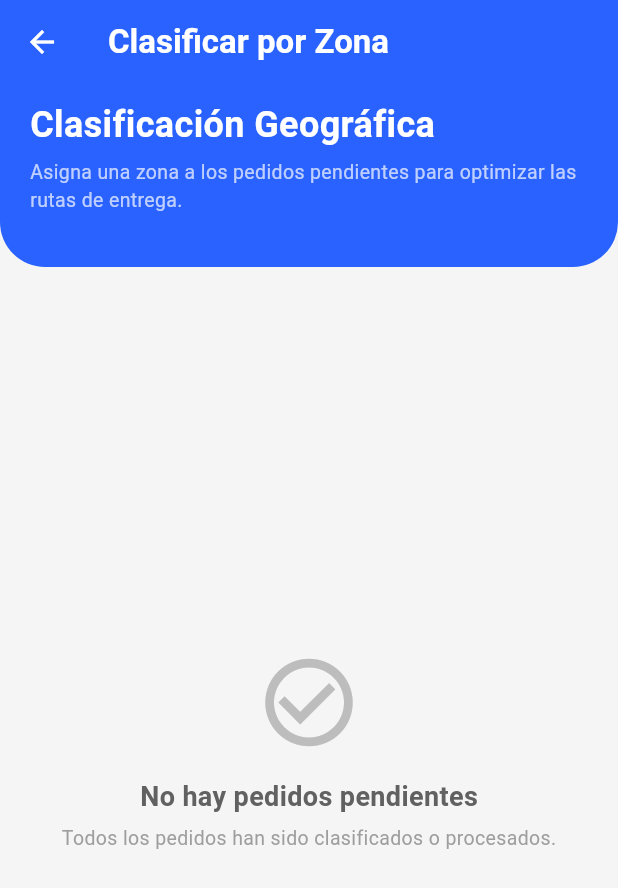
After one commit to L-S16/OPTIRUTAFINAL, a Flutter app: the ClasificarPedidosScreen screen opened directly, on a phone screen of 412 x 824 dp. The commit adds this screen. Shown: the top 888 px of the screen. Run offline on Flutter 3.47's test engine with Material 3 defaults, Android fonts, the phone set to English and light mode, and no system bars; our stand-ins replace cloud_firestore, firebase_auth, firebase_core; accounts and stored records are empty.

Commit message:
feat: implementar clasificación de pedidos por zona geográfica (HUB-04)

```diff
--- a/lib/models/pedido.dart
+++ b/lib/models/pedido.dart
@@ -5,6 +5,7 @@ class Pedido {
   String prioridad;
   String estado;
   int numeroCajas;
+  String? zona;
 
   Pedido({
     required this.id,
@@ -13,6 +14,7 @@ class Pedido {
     required this.prioridad,
     required this.estado,
     required this.numeroCajas,
+    this.zona,
   });
 
   Map<String, dynamic> toMap() {
@@ -23,6 +25,7 @@ class Pedido {
       'prioridad': prioridad,
       'estado': estado,
       'numeroCajas': numeroCajas,
+      'zona': zona,
     };
   }
 
@@ -34,6 +37,7 @@ class Pedido {
       prioridad: map['prioridad'] ?? '',
       estado: map['estado'] ?? '',
       numeroCajas: map['numeroCajas'] ?? 0,
+      zona: map['zona'],
     );
   }
 }
--- /dev/null
+++ b/lib/screens/bodega/clasificar_pedidos.dart
@@ -0,0 +1,367 @@
+import 'package:flutter/material.dart';
+import 'package:provider/provider.dart';
+import '../../models/pedido.dart';
+import '../../providers/pedido_provider.dart';
+
+class ClasificarPedidosScreen extends StatefulWidget {
+  const ClasificarPedidosScreen({super.key});
+
+  @override
+  State<ClasificarPedidosScreen> createState() => _ClasificarPedidosScreenState();
+}
+
+class _ClasificarPedidosScreenState extends State<ClasificarPedidosScreen> {
+  final List<String> _zonas = ['Norte', 'Sur', 'Este', 'Oeste', 'Centro'];
+
+  // Guardamos las clasificaciones en un mapa temporal {pedidoId: zona}
+  final Map<String, String> _zonasSeleccionadas = {};
+  bool _isLoading = false;
+
+  @override
+  Widget build(BuildContext context) {
+    final pedidoProvider = Provider.of<PedidoProvider>(context);
+    // Filtrar únicamente los pedidos pendientes
+    final pedidosPendientes = pedidoProvider.pedidos.where((p) => p.estado == 'Pendiente').toList();
+
+    return Scaffold(
+      backgroundColor: Colors.grey[100],
+      appBar: AppBar(
+        title: const Text(
+          'Clasificar por Zona',
+          style: TextStyle(fontWeight: FontWeight.bold, color: Colors.white),
+        ),
+        backgroundColor: Colors.blueAccent[700],
+        elevation: 0,
+        iconTheme: const IconThemeData(color: Colors.white),
+      ),
+      body: Column(
+        children: [
+          Container(
+            width: double.infinity,
+            decoration: BoxDecoration(
+              color: Colors.blueAccent[700],
+              borderRadius: const BorderRadius.only(
+                bottomLeft: Radius.circular(30),
+                bottomRight: Radius.circular(30),
+              ),
+            ),
+            padding: const EdgeInsets.only(left: 20, right: 20, bottom: 35, top: 10),
+            child: Column(
+              crossAxisAlignment: CrossAxisAlignment.start,
+              children: [
+                const Text(
+                  'Clasificación Geográfica',
+                  style: TextStyle(
+                    fontSize: 24,
+                    fontWeight: FontWeight.bold,
+                    color: Colors.white,
+                  ),
+                ),
+                const SizedBox(height: 5),
+                const Text(
+                  'Asigna una zona a los pedidos pendientes para optimizar las rutas de entrega.',
+                  style: TextStyle(
+                    fontSize: 13,
+                    color: Colors.white70,
+                  ),
+                ),
+                if (pedidosPendientes.isNotEmpty) ...[
+                  const SizedBox(height: 15),
+                  Container(
+                    padding: const EdgeInsets.symmetric(horizontal: 12, vertical: 6),
+                    decoration: BoxDecoration(
+                      color: Colors.white.withValues(alpha: 0.15),
+                      borderRadius: BorderRadius.circular(10),
+                    ),
+                    child: Text(
+                      '${pedidosPendientes.length} Pedido(s) Pendiente(s)',
+                      style: const TextStyle(
+                        color: Colors.white,
+                        fontWeight: FontWeight.bold,
+                        fontSize: 12,
+                      ),
+                    ),
+                  ),
+                ],
+              ],
+            ),
+          ),
+          Expanded(
+            child: pedidosPendientes.isEmpty
+                ? Center(
+                    child: Column(
+                      mainAxisAlignment: MainAxisAlignment.center,
+                      children: [
+                        Icon(
+                          Icons.check_circle_outline,
+                          size: 70,
+                          color: Colors.grey[400],
+                        ),
+                        const SizedBox(height: 15),
+                        Text(
+                          'No hay pedidos pendientes',
+                          style: TextStyle(
+                            fontSize: 18,
+                            fontWeight: FontWeight.bold,
+                            color: Colors.grey[700],
+                          ),
+                        ),
+                        const SizedBox(height: 5),
+                        Text(
+                          'Todos los pedidos han sido clasificados o procesados.',
+                          style: TextStyle(
+                            fontSize: 13,
+                            color: Colors.grey[500],
+                          ),
+                        ),
+                      ],
+                    ),
+                  )
+                : ListView.builder(
+                    padding: const EdgeInsets.symmetric(horizontal: 16, vertical: 15),
+                    itemCount: pedidosPendientes.length,
+                    itemBuilder: (context, index) {
+                      final pedido = pedidosPendientes[index];
+                      // Inicializar en el mapa si aún no está
+                      if (!_zonasSeleccionadas.containsKey(pedido.id)) {
+                        _zonasSeleccionadas[pedido.id] = pedido.zona ?? '';
+                      }
+
+                      final String currentSelection = _zonasSeleccionadas[pedido.id]!;
+
+                      return Card(
+                        elevation: 3,
+                        margin: const EdgeInsets.only(bottom: 15),
+                        shape: RoundedRectangleBorder(
+                          borderRadius: BorderRadius.circular(15),
+                        ),
+                        child: Padding(
+                          padding: const EdgeInsets.all(16.0),
+                          child: Column(
+                            crossAxisAlignment: CrossAxisAlignment.start,
+                            children: [
+                              Row(
+                                mainAxisAlignment: MainAxisAlignment.spaceBetween,
+                                children: [
+                                  Text(
+                                    pedido.id,
+                                    style: TextStyle(
+                                      fontWeight: FontWeight.bold,
+                                      color: Colors.blueAccent[700],
+                                      fontSize: 13,
+                                    ),
+                                  ),
+                                  _buildPriorityChip(pedido.prioridad),
+                                ],
+                              ),
+                              const SizedBox(height: 8),
+                              Text(
+                                pedido.cliente,
+                                style: const TextStyle(
+                                  fontSize: 16,
+                                  fontWeight: FontWeight.bold,
+                                  color: Colors.black87,
+                                ),
+                              ),
+                              const SizedBox(height: 4),
+                              Row(
+                                children: [
+                                  Icon(Icons.location_on, size: 14, color: Colors.grey[600]),
+                                  const SizedBox(width: 4),
+                                  Expanded(
+                                    child: Text(
+                                      pedido.direccion,
+                                      style: TextStyle(
+                                        fontSize: 12,
+                                        color: Colors.grey[600],
+                                      ),
+                                      maxLines: 1,
+                                      overflow: TextOverflow.ellipsis,
+                                    ),
+                                  ),
+                                ],
+                              ),
+                              const Divider(height: 25),
+                              Row(
+                                children: [
+                                  Expanded(
+                                    child: DropdownButtonFormField<String>(
+                                      value: currentSelection.isEmpty ? null : currentSelection,
+                                      hint: const Text('Asignar Zona Geográfica'),
+                                      decoration: InputDecoration(
+                                        contentPadding: const EdgeInsets.symmetric(horizontal: 12, vertical: 10),
+                                        border: OutlineInputBorder(
+                                          borderRadius: BorderRadius.circular(10),
+                                        ),
+                                        prefixIcon: const Icon(Icons.public, color: Colors.blueAccent, size: 20),
+                                      ),
+                                      items: _zonas.map((String value) {
+                                        return DropdownMenuItem<String>(
+                                          value: value,
+                                          child: Text(value),
+                                        );
+                                      }).toList(),
+                                      onChanged: (newValue) {
+                                        if (newValue != null) {
+                                          setState(() {
+                                            _zonasSeleccionadas[pedido.id] = newValue;
+                                          });
+                                        }
+                                      },
+                                    ),
+                                  ),
+                                ],
+                              ),
+                            ],
+                          ),
+                        ),
+                      );
+                    },
+                  ),
+          ),
+          if (pedidosPendientes.isNotEmpty)
+            Padding(
+              padding: const EdgeInsets.all(16.0),
+              child: SizedBox(
+                width: double.infinity,
+                height: 55,
+                child: ElevatedButton(
+                  style: ElevatedButton.styleFrom(
+                    backgroundColor: Colors.blueAccent[700],
+                    foregroundColor: Colors.white,
+                    shape: RoundedRectangleBorder(
+                      borderRadius: BorderRadius.circular(15),
+                    ),
+                    elevation: 3,
+                  ),
+                  onPressed: _isLoading ? null : () => _guardarClasificacion(context, pedidosPendientes),
+                  child: _isLoading
+                      ? const CircularProgressIndicator(color: Colors.white)
+                      : const Row(
+                          mainAxisAlignment: MainAxisAlignment.center,
+                          children: [
+                            Icon(Icons.save),
+                            SizedBox(width: 10),
+                            Text(
+                              'Guardar Clasificación',
+                              style: TextStyle(
+                                fontSize: 16,
+                                fontWeight: FontWeight.bold,
+                              ),
+                            ),
+                          ],
+                        ),
+                ),
+              ),
+            ),
+        ],
+      ),
+    );
+  }
+
+  Widget _buildPriorityChip(String priority) {
+    Color color;
+    switch (priority) {
+      case 'Alta':
+        color = Colors.redAccent;
+        break;
+      case 'Media':
+        color = Colors.amber;
+        break;
+      case 'Baja':
+      default:
+        color = Colors.green;
+        break;
+    }
+    return Container(
+      padding: const EdgeInsets.symmetric(horizontal: 8, vertical: 3),
+      decoration: BoxDecoration(
+        color: color.withValues(alpha: 0.15),
+        borderRadius: BorderRadius.circular(6),
+        border: Border.all(color: color.withValues(alpha: 0.4), width: 1),
+      ),
+      child: Text(
+        priority,
+        style: TextStyle(
+          color: color,
+          fontSize: 10,
+          fontWeight: FontWeight.bold,
+        ),
+      ),
+    );
+  }
+
+  void _guardarClasificacion(BuildContext context, List<Pedido> pendientes) {
+    // Validar que se haya modificado o ingresado al menos una zona válida
+    bool algunCambio = false;
+    List<Pedido> pedidosAActualizar = [];
+
+    for (var pedido in pendientes) {
+      final selectedZona = _zonasSeleccionadas[pedido.id];
+      if (selectedZona != null && selectedZona.isNotEmpty && selectedZona != pedido.zona) {
+        algunCambio = true;
+
+        final updatedPedido = Pedido(
+          id: pedido.id,
+          cliente: pedido.cliente,
+          direccion: pedido.direccion,
+          prioridad: pedido.prioridad,
+          estado: pedido.estado,
+          numeroCajas: pedido.numeroCajas,
+          zona: selectedZona,
+        );
+        pedidosAActualizar.add(updatedPedido);
+      }
+    }
+
+    if (!algunCambio) {
+      ScaffoldMessenger.of(context).showSnackBar(
+        const SnackBar(
+          content: Text('No hay cambios pendientes por guardar.'),
+          backgroundColor: Colors.orange,
+        ),
+      );
+      return;
+    }
+
+    setState(() {
+      _isLoading = true;
+    });
+
+    final provider = Provider.of<PedidoProvider>(context, listen: false);
+
+    // Guardar todos de forma masiva
+    for (var p in pedidosAActualizar) {
+      provider.actualizarPedido(p);
+    }
+
+    setState(() {
+      _isLoading = false;
+    });
+
+    ScaffoldMessenger.of(context).showSnackBar(
+      SnackBar(
+        content: Row(
+          children: [
+            const Icon(Icons.check_circle, color: Colors.white),
+            const SizedBox(width: 10),
+            const Expanded(
+              child: Text(
+                'Clasificación geográfica guardada exitosamente.',
+                style: TextStyle(fontWeight: FontWeight.bold),
+              ),
+            ),
+          ],
+        ),
+        backgroundColor: Colors.teal[600],
+        behavior: SnackBarBehavior.floating,
+        shape: RoundedRectangleBorder(
+          borderRadius: BorderRadius.circular(10),
+        ),
+        margin: const EdgeInsets.all(15),
+      ),
+    );
+
+    Navigator.pop(context);
+  }
+}
```
Also changed, not shown: lib/screens/bodega/bodeguero_dashboard.dart (+13 -0 lines).
